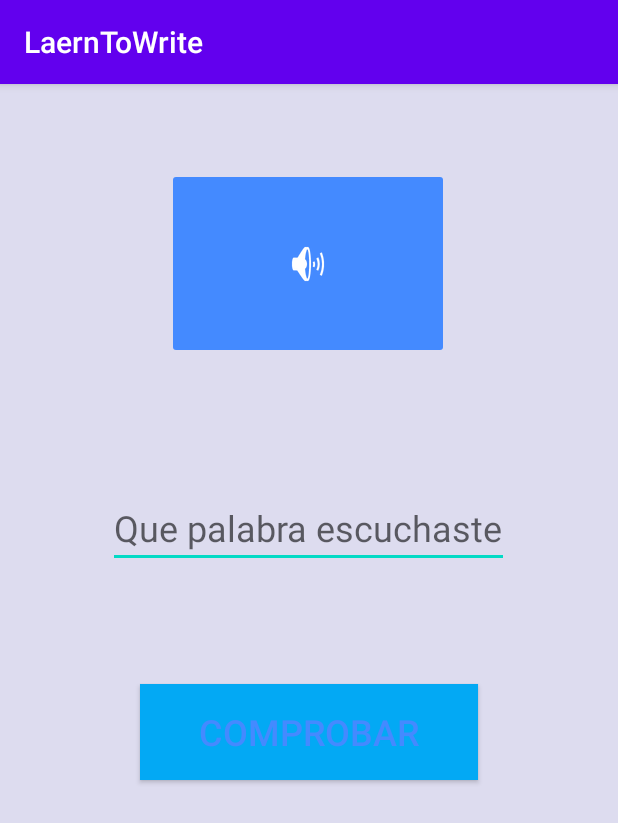
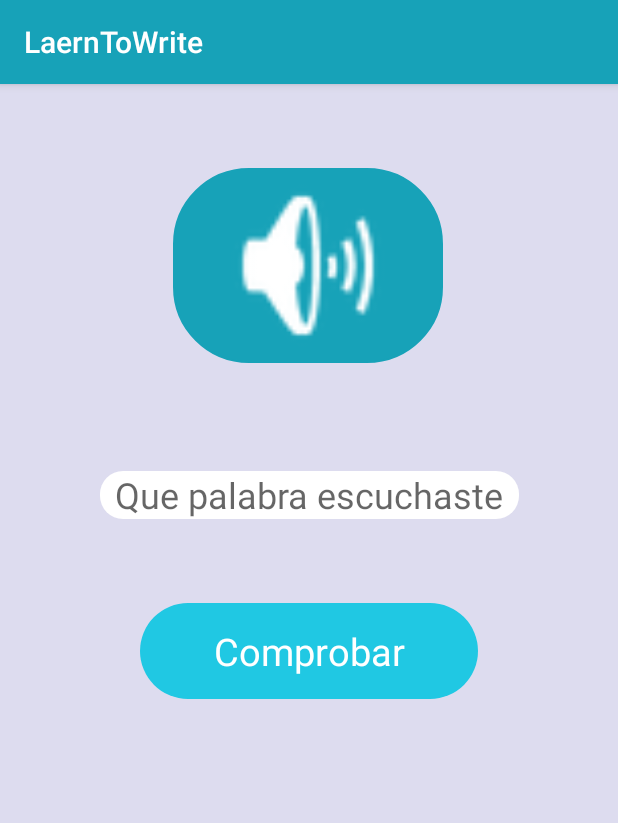
Before and after one commit to joni1023/LearnToWrite, an Android app: the screen it shows after launch (MainActivity), on a phone screen of 412 x 824 dp. Shown: the top 823 px of the screen. Run offline under Robolectric (Android 15) with nearby library versions, the phone set to English and light mode, and no system bars.

Commit message:
agragando estilos, mejora en comprobacion y botones

```diff
--- a/app/src/main/java/com/example/laerntowrite/MainActivity.kt
+++ b/app/src/main/java/com/example/laerntowrite/MainActivity.kt
@@ -1,10 +1,14 @@
 package com.example.laerntowrite
 
+import android.app.Activity
 import android.content.Context
 import android.media.AudioManager
 import android.media.SoundPool
 import android.os.Bundle
 import android.speech.tts.TextToSpeech
+import android.text.Editable
+import android.text.TextWatcher
+import android.view.inputmethod.InputMethodManager
 import android.widget.*
 import androidx.appcompat.app.AppCompatActivity
 import com.google.android.material.snackbar.Snackbar
@@ -22,21 +26,49 @@ class MainActivity : AppCompatActivity() {
         iniciador()
 
 
+
         button_rep.setOnClickListener {
             mtts.speak(wordSelect, TextToSpeech.QUEUE_FLUSH, null,null)
         }
 
         buttontext.setOnClickListener {
             buttontext.requestFocus()
-            if(inputtext.text.toString() == wordSelect){
-
-                Snackbar.make(contraind,"correcto",Snackbar.LENGTH_SHORT).show()
-                clearandselect()
+            //--lower teclado
+//            val inputMethodManager = getSystemService(Activity.INPUT_METHOD_SERVICE) as InputMethodManager
+//            inputMethodManager.hideSoftInputFromWindow(buttontext.windowToken, 0)
+            //---
+            if(inputtext.text.toString().toLowerCase().trim() == wordSelect){
+                correcto()
             }else {
-                Snackbar.make(contraind,"incorrecto",Snackbar.LENGTH_SHORT).show()
-                clearandselect()
+                incorrecto()
             }
         }
+
+        inputtext.addTextChangedListener(object : TextWatcher {
+            override fun beforeTextChanged(p0: CharSequence?, p1: Int, p2: Int, p3: Int) {
+
+            }
+
+            override fun onTextChanged(p0: CharSequence?, p1: Int, p2: Int, p3: Int) {
+                buttontext.isEnabled=p0!!.isNotEmpty()
+            }
+
+            override fun afterTextChanged(p0: Editable?) {
+
+            }
+
+        })
+    }
+
+    private fun correcto() {
+        mtts.speak("correcto", TextToSpeech.QUEUE_FLUSH, null, null)
+        Snackbar.make(contraind,"correcto",Snackbar.LENGTH_SHORT).show()
+        clearandselect()
+    }
+    private fun incorrecto() {
+        mtts.speak("incorrecto", TextToSpeech.QUEUE_FLUSH, null, null)
+        Snackbar.make(contraind,"incorrecto",Snackbar.LENGTH_SHORT).show()
+        clearandselect()
     }
 
     private fun clearandselect() {
@@ -54,12 +86,13 @@ class MainActivity : AppCompatActivity() {
         })
         startList()
         selectWord()
+        buttontext.isEnabled=false
     }
 
 
     private fun startList(){
         //inicia lista
-        words= arrayOf("marciano", "pedro", "lobo", "arbol", "naranja")
+        words= arrayOf("exito", "lapiz", "choclo", "arból", "naranja","calabaza","lechuga","caramelo","loro")
 
     }
 
--- /dev/null
+++ b/app/src/main/res/drawable/btn_disabled.xml
@@ -0,0 +1,8 @@
+<?xml version="1.0" encoding="utf-8"?>
+<shape xmlns:android="http://schemas.android.com/apk/res/android" android:shape="rectangle">
+    <solid
+        android:color="#20c8e3"/>
+    <corners
+        android:radius="50dp"/>
+
+</shape>
--- /dev/null
+++ b/app/src/main/res/drawable/btn_press.xml
@@ -0,0 +1,12 @@
+<?xml version="1.0" encoding="utf-8"?>
+<shape xmlns:android="http://schemas.android.com/apk/res/android" android:shape="rectangle">
+    <stroke
+        android:color="@color/colorbtnreppress"
+        android:width="1dp"
+        />
+    <solid
+    android:color="@color/colorbtnreppress"/>
+    <corners
+        android:radius="50dp"/>
+
+</shape>
--- /dev/null
+++ b/app/src/main/res/drawable/btn_rep.xml
@@ -0,0 +1,14 @@
+<?xml version="1.0" encoding="utf-8"?>
+<shape xmlns:android="http://schemas.android.com/apk/res/android" android:shape="rectangle">
+    <stroke
+        android:color="@color/colorbtnrep"
+        android:width="1dp"
+        />
+    <solid
+        android:color="@color/colorbtnrep"
+        />
+    <corners
+        android:radius="50dp"/>
+
+
+</shape>
--- /dev/null
+++ b/app/src/main/res/drawable/input.xml
@@ -0,0 +1,10 @@
+<?xml version="1.0" encoding="utf-8"?>
+<shape xmlns:android="http://schemas.android.com/apk/res/android" android:shape="rectangle">
+    <solid
+        android:color="@color/colorBlanco"/>
+    <corners
+        android:radius="15dp"/>
+    <padding
+        android:left="10dp"
+        android:right="10dp"/>
+</shape>
--- /dev/null
+++ b/app/src/main/res/drawable/selector_btn_rep.xml
@@ -0,0 +1,6 @@
+<?xml version="1.0" encoding="utf-8"?>
+<selector xmlns:android="http://schemas.android.com/apk/res/android">
+    <item android:drawable="@drawable/btn_disabled" android:state_enabled="false"/>
+    <item android:drawable="@drawable/btn_press" android:state_pressed="true"/>
+    <item android:drawable="@drawable/btn_rep" android:state_enabled="true"/>
+</selector>
--- a/app/src/main/res/layout/activity_main.xml
+++ b/app/src/main/res/layout/activity_main.xml
@@ -11,45 +11,34 @@
     <EditText
         android:id="@+id/inputtext"
         android:layout_width="wrap_content"
-        android:layout_height="wrap_content"
-        android:layout_marginBottom="360dp"
+        android:layout_height="32dp"
+        android:layout_marginTop="72dp"
+        android:background="@drawable/input"
         android:hint="@string/QPalabra"
+        android:maxLength="15"
+        android:singleLine="true"
         android:textSize="24sp"
-        app:layout_constraintBottom_toBottomOf="parent"
         app:layout_constraintEnd_toEndOf="parent"
-        app:layout_constraintHorizontal_bias="0.497"
         app:layout_constraintStart_toStartOf="parent"
         app:layout_constraintTop_toBottomOf="@+id/button_rep" />
 
     <Button
         android:id="@+id/buttontext"
-        android:layout_width="225dp"
-        android:layout_height="64dp"
-        android:layout_marginBottom="304dp"
-        android:background="#03A9F4"
-        android:backgroundTintMode="screen"
+        style="@style/btn_conf"
+        android:layout_marginTop="56dp"
         android:text="@string/Comprobar"
-        android:textColor="#448AFF"
-        android:textSize="24sp"
-        app:layout_constraintBottom_toBottomOf="parent"
         app:layout_constraintEnd_toEndOf="parent"
         app:layout_constraintStart_toStartOf="parent"
-        app:layout_constraintTop_toBottomOf="@+id/editTextTextPersonName"
-        app:layout_constraintVertical_bias="0.141" />
+        app:layout_constraintTop_toBottomOf="@+id/inputtext" />
 
     <ImageButton
         android:id="@+id/button_rep"
-        android:layout_width="188dp"
-        android:layout_height="127dp"
+        style="@style/btn_rep"
         android:layout_marginTop="56dp"
-        android:backgroundTint="#448AFF"
-        android:soundEffectsEnabled="false"
-        android:textAlignment="center"
         app:layout_constraintEnd_toEndOf="parent"
         app:layout_constraintHorizontal_bias="0.497"
         app:layout_constraintStart_toStartOf="parent"
-        app:layout_constraintTop_toTopOf="parent"
-        app:srcCompat="@android:drawable/ic_lock_silent_mode_off" />
+        app:layout_constraintTop_toTopOf="parent" />
 
 
 </androidx.constraintlayout.widget.ConstraintLayout>
--- a/app/src/main/res/values/colors.xml
+++ b/app/src/main/res/values/colors.xml
@@ -3,4 +3,7 @@
     <color name="colorPrimary">#6200EE</color>
     <color name="colorPrimaryDark">#3700B3</color>
     <color name="colorAccent">#03DAC5</color>
+    <color name="colorbtnrep">#17a2b8</color>
+    <color name="colorBlanco">#FFFFFF </color>
+    <color name="colorbtnreppress">#128293</color>
 </resources>
--- a/app/src/main/res/values/styles.xml
+++ b/app/src/main/res/values/styles.xml
@@ -2,9 +2,24 @@
     <!-- Base application theme. -->
     <style name="AppTheme" parent="Theme.AppCompat.Light.DarkActionBar">
         <!-- Customize your theme here. -->
-        <item name="colorPrimary">@color/colorPrimary</item>
+        <item name="colorPrimary">@color/colorbtnrep</item>
         <item name="colorPrimaryDark">@color/colorPrimaryDark</item>
         <item name="colorAccent">@color/colorAccent</item>
     </style>
 
+    <style name="btn_rep" parent="android:Widget.Button">
+        <item name="android:background">@drawable/selector_btn_rep</item>
+        <item name="android:layout_width">180dp</item>
+        <item name="android:layout_height">130dp</item>
+        <item name="srcCompat">@android:drawable/ic_lock_silent_mode_off</item>
+        <item name="android:scaleType">fitCenter</item>
+    </style>
+
+    <style name="btn_conf" parent="btn_rep">
+        <item name="android:layout_width">225dp</item>
+        <item name="android:layout_height">64dp</item>
+        <item name="android:textColor">@color/colorBlanco</item>
+        <item name="android:textSize">25dp</item>
+    </style>
+
 </resources>
```
